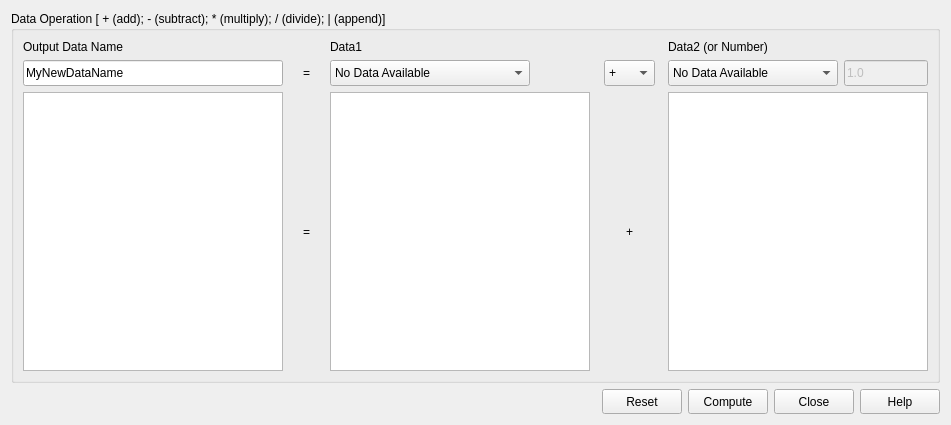
The window that src/sas/qtgui/Calculators/UI/DataOperationUtilityUI.ui (SasView/sasview) describes before a commit, drawn with Qt 5.
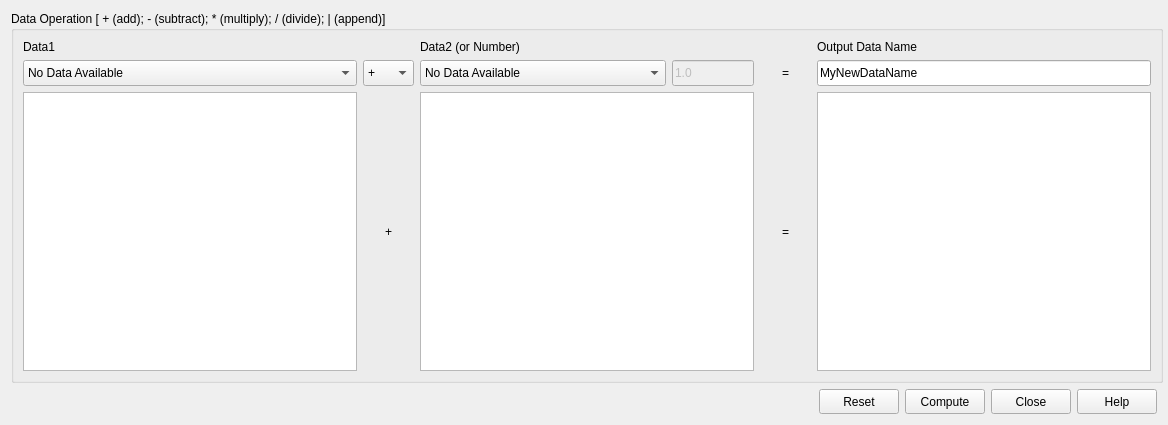
The same window after the commit. Icons and pictures are not drawn.

Commit message: Make the data operation window resizable and update documentation

The edit to the form file:
```diff
--- a/src/sas/qtgui/Calculators/UI/DataOperationUtilityUI.ui
+++ b/src/sas/qtgui/Calculators/UI/DataOperationUtilityUI.ui
@@ -6,25 +6,25 @@
    <rect>
     <x>0</x>
     <y>0</y>
-    <width>951</width>
+    <width>1168</width>
     <height>425</height>
    </rect>
   </property>
   <property name="sizePolicy">
-   <sizepolicy hsizetype="Fixed" vsizetype="Fixed">
+   <sizepolicy hsizetype="Minimum" vsizetype="Minimum">
     <horstretch>0</horstretch>
     <verstretch>0</verstretch>
    </sizepolicy>
   </property>
   <property name="minimumSize">
    <size>
-    <width>951</width>
+    <width>1168</width>
     <height>425</height>
    </size>
   </property>
   <property name="maximumSize">
    <size>
-    <width>951</width>
+    <width>2000</width>
     <height>425</height>
    </size>
   </property>
@@ -39,20 +39,20 @@
    <item row="0" column="0">
     <widget class="QGroupBox" name="groupBox">
      <property name="sizePolicy">
-      <sizepolicy hsizetype="MinimumExpanding" vsizetype="MinimumExpanding">
+      <sizepolicy hsizetype="MinimumExpanding" vsizetype="Fixed">
        <horstretch>0</horstretch>
        <verstretch>0</verstretch>
       </sizepolicy>
      </property>
      <property name="minimumSize">
       <size>
-       <width>870</width>
+       <width>1150</width>
        <height>361</height>
       </size>
      </property>
      <property name="maximumSize">
       <size>
-       <width>950</width>
+       <width>1999</width>
        <height>400</height>
       </size>
      </property>
@@ -60,269 +60,15 @@
       <string>Data Operation [ + (add); - (subtract); * (multiply); / (divide); | (append)]</string>
      </property>
      <layout class="QGridLayout" name="gridLayout_2">
-      <item row="0" column="0">
-       <layout class="QGridLayout" name="gridLayout">
-        <item row="0" column="0">
-         <widget class="QLabel" name="lblOutputDataName">
-          <property name="text">
-           <string>Output Data Name</string>
-          </property>
-         </widget>
-        </item>
-        <item row="0" column="8">
-         <widget class="QLabel" name="lblData2OrNumber">
-          <property name="text">
-           <string>Data2 (or Number)</string>
-          </property>
-         </widget>
-        </item>
-        <item row="3" column="2">
-         <widget class="QLabel" name="lblBigEqual">
-          <property name="minimumSize">
-           <size>
-            <width>21</width>
-            <height>21</height>
-           </size>
-          </property>
-          <property name="text">
-           <string>=</string>
-          </property>
-          <property name="alignment">
-           <set>Qt::AlignCenter</set>
-          </property>
-         </widget>
-        </item>
-        <item row="3" column="7">
-         <spacer name="horizontalSpacer_5">
-          <property name="orientation">
-           <enum>Qt::Horizontal</enum>
-          </property>
-          <property name="sizeHint" stdset="0">
-           <size>
-            <width>40</width>
-            <height>20</height>
-           </size>
-          </property>
-         </spacer>
-        </item>
-        <item row="3" column="0">
-         <widget class="QGraphicsView" name="graphOutput">
-          <property name="minimumSize">
-           <size>
-            <width>260</width>
-            <height>260</height>
-           </size>
-          </property>
-          <property name="maximumSize">
-           <size>
-            <width>300</width>
-            <height>300</height>
-           </size>
-          </property>
-          <property name="focusPolicy">
-           <enum>Qt::NoFocus</enum>
-          </property>
-         </widget>
-        </item>
-        <item row="1" column="4">
-         <widget class="QComboBox" name="cbData1">
-          <property name="minimumSize">
-           <size>
-            <width>170</width>
-            <height>26</height>
-           </size>
-          </property>
-          <property name="maximumSize">
-           <size>
-            <width>200</width>
-            <height>30</height>
-           </size>
-          </property>
-          <property name="baseSize">
-           <size>
-            <width>0</width>
-            <height>26</height>
-           </size>
-          </property>
-          <property name="editable">
-           <bool>false</bool>
-          </property>
-          <item>
-           <property name="text">
-            <string>No Data Available</string>
-           </property>
-          </item>
-         </widget>
-        </item>
-        <item row="3" column="5">
-         <spacer name="horizontalSpacer_3">
-          <property name="orientation">
-           <enum>Qt::Horizontal</enum>
-          </property>
-          <property name="sizeHint" stdset="0">
-           <size>
-            <width>40</width>
-            <height>20</height>
-           </size>
-          </property>
-         </spacer>
-        </item>
-        <item row="3" column="3">
-         <spacer name="horizontalSpacer_4">
-          <property name="orientation">
-           <enum>Qt::Horizontal</enum>
-          </property>
-          <property name="sizeHint" stdset="0">
-           <size>
-            <width>40</width>
-            <height>20</height>
-           </size>
-          </property>
-         </spacer>
-        </item>
-        <item row="0" column="4">
-         <widget class="QLabel" name="lblData1">
-          <property name="text">
-           <string>Data1</string>
-          </property>
-         </widget>
-        </item>
-        <item row="1" column="0">
-         <widget class="QLineEdit" name="txtOutputData">
-          <property name="minimumSize">
-           <size>
-            <width>260</width>
-            <height>21</height>
-           </size>
-          </property>
-          <property name="maximumSize">
-           <size>
-            <width>300</width>
-            <height>30</height>
-           </size>
-          </property>
-          <property name="text">
-           <string>MyNewDataName</string>
-          </property>
-         </widget>
-        </item>
-        <item row="3" column="4">
-         <widget class="QGraphicsView" name="graphData1">
-          <property name="minimumSize">
-           <size>
-            <width>260</width>
-            <height>260</height>
-           </size>
-          </property>
-          <property name="maximumSize">
-           <size>
-            <width>300</width>
-            <height>300</height>
-           </size>
-          </property>
-          <property name="focusPolicy">
-           <enum>Qt::NoFocus</enum>
-          </property>
-         </widget>
-        </item>
-        <item row="3" column="1">
-         <spacer name="horizontalSpacer_2">
-          <property name="orientation">
-           <enum>Qt::Horizontal</enum>
-          </property>
-          <property name="sizeHint" stdset="0">
-           <size>
-            <width>40</width>
-            <height>20</height>
-           </size>
-          </property>
-         </spacer>
-        </item>
-        <item row="1" column="2">
-         <widget class="QLabel" name="lblEqual">
-          <property name="minimumSize">
-           <size>
-            <width>21</width>
-            <height>21</height>
-           </size>
-          </property>
-          <property name="text">
-           <string>=</string>
-          </property>
-          <property name="alignment">
-           <set>Qt::AlignCenter</set>
-          </property>
-         </widget>
-        </item>
-        <item row="1" column="9">
-         <widget class="QLineEdit" name="txtNumber">
-          <property name="enabled">
-           <bool>false</bool>
-          </property>
-          <property name="minimumSize">
-           <size>
-            <width>50</width>
-            <height>21</height>
-           </size>
-          </property>
-          <property name="maximumSize">
-           <size>
-            <width>150</width>
-            <height>30</height>
-           </size>
-          </property>
-          <property name="toolTip">
-           <string>If no Data2 loaded, enter a number to be applied to Data1 using the operator</string>
-          </property>
-          <property name="text">
-           <string>1.0</string>
-          </property>
-         </widget>
-        </item>
-        <item row="3" column="6">
-         <widget class="QLabel" name="lblOperatorApplied">
-          <property name="minimumSize">
-           <size>
-            <width>21</width>
-            <height>21</height>
-           </size>
-          </property>
-          <property name="text">
-           <string>+</string>
-          </property>
-          <property name="alignment">
-           <set>Qt::AlignCenter</set>
-          </property>
-          <property name="textInteractionFlags">
-           <set>Qt::LinksAccessibleByMouse|Qt::TextEditable</set>
-          </property>
-         </widget>
-        </item>
-        <item row="1" column="8">
-         <widget class="QComboBox" name="cbData2">
-          <property name="minimumSize">
-           <size>
-            <width>170</width>
-            <height>26</height>
-           </size>
-          </property>
-          <property name="maximumSize">
-           <size>
-            <width>200</width>
-            <height>30</height>
-           </size>
-          </property>
-          <property name="editable">
-           <bool>false</bool>
-          </property>
-          <item>
-           <property name="text">
-            <string>No Data Available</string>
-           </property>
-          </item>
-         </widget>
-        </item>
-        <item row="1" column="6">
+      <property name="sizeConstraint">
+       <enum>QLayout::SetMinimumSize</enum>
+      </property>
+      <item row="1" column="0">
+       <layout class="QGridLayout" name="gridLayout" columnstretch="0,0,0,0,0,0,0">
+        <property name="horizontalSpacing">
+         <number>6</number>
+        </property>
+        <item row="2" column="2">
          <widget class="QComboBox" name="cbOperator">
           <property name="minimumSize">
            <size>
@@ -370,17 +116,218 @@
           </item>
          </widget>
         </item>
-        <item row="3" column="8" colspan="2">
+        <item row="0" column="1">
+         <widget class="QLabel" name="lblData1">
+          <property name="text">
+           <string>Data1</string>
+          </property>
+         </widget>
+        </item>
+        <item row="4" column="5">
+         <widget class="QLabel" name="lblBigEqual">
+          <property name="minimumSize">
+           <size>
+            <width>51</width>
+            <height>21</height>
+           </size>
+          </property>
+          <property name="text">
+           <string>=</string>
+          </property>
+          <property name="alignment">
+           <set>Qt::AlignCenter</set>
+          </property>
+         </widget>
+        </item>
+        <item row="4" column="2">
+         <widget class="QLabel" name="lblOperatorApplied">
+          <property name="minimumSize">
+           <size>
+            <width>21</width>
+            <height>21</height>
+           </size>
+          </property>
+          <property name="text">
+           <string>+</string>
+          </property>
+          <property name="alignment">
+           <set>Qt::AlignCenter</set>
+          </property>
+          <property name="textInteractionFlags">
+           <set>Qt::LinksAccessibleByMouse|Qt::TextEditable</set>
+          </property>
+         </widget>
+        </item>
+        <item row="2" column="5">
+         <widget class="QLabel" name="lblEqual">
+          <property name="minimumSize">
+           <size>
+            <width>21</width>
+            <height>21</height>
+           </size>
+          </property>
+          <property name="text">
+           <string>=</string>
+          </property>
+          <property name="alignment">
+           <set>Qt::AlignCenter</set>
+          </property>
+         </widget>
+        </item>
+        <item row="0" column="3">
+         <widget class="QLabel" name="lblData2OrNumber">
+          <property name="text">
+           <string>Data2 (or Number)</string>
+          </property>
+         </widget>
+        </item>
+        <item row="0" column="6">
+         <widget class="QLabel" name="lblOutputDataName">
+          <property name="text">
+           <string>Output Data Name</string>
+          </property>
+         </widget>
+        </item>
+        <item row="2" column="6">
+         <widget class="QLineEdit" name="txtOutputData">
+          <property name="sizePolicy">
+           <sizepolicy hsizetype="MinimumExpanding" vsizetype="Fixed">
+            <horstretch>0</horstretch>
+            <verstretch>0</verstretch>
+           </sizepolicy>
+          </property>
+          <property name="minimumSize">
+           <size>
+            <width>260</width>
+            <height>21</height>
+           </size>
+          </property>
+          <property name="maximumSize">
+           <size>
+            <width>1000</width>
+            <height>30</height>
+           </size>
+          </property>
+          <property name="text">
+           <string>MyNewDataName</string>
+          </property>
+         </widget>
+        </item>
+        <item row="4" column="6">
+         <widget class="QGraphicsView" name="graphOutput">
+          <property name="sizePolicy">
+           <sizepolicy hsizetype="MinimumExpanding" vsizetype="Expanding">
+            <horstretch>0</horstretch>
+            <verstretch>0</verstretch>
+           </sizepolicy>
+          </property>
+          <property name="minimumSize">
+           <size>
+            <width>334</width>
+            <height>260</height>
+           </size>
+          </property>
+          <property name="maximumSize">
+           <size>
+            <width>1000</width>
+            <height>300</height>
+           </size>
+          </property>
+          <property name="focusPolicy">
+           <enum>Qt::NoFocus</enum>
+          </property>
+          <property name="frameShape">
+           <enum>QFrame::StyledPanel</enum>
+          </property>
+          <property name="resizeAnchor">
+           <enum>QGraphicsView::AnchorViewCenter</enum>
+          </property>
+         </widget>
+        </item>
+        <item row="4" column="1">
+         <widget class="QGraphicsView" name="graphData1">
+          <property name="sizePolicy">
+           <sizepolicy hsizetype="MinimumExpanding" vsizetype="Expanding">
+            <horstretch>0</horstretch>
+            <verstretch>0</verstretch>
+           </sizepolicy>
+          </property>
+          <property name="minimumSize">
+           <size>
+            <width>334</width>
+            <height>260</height>
+           </size>
+          </property>
+          <property name="maximumSize">
+           <size>
+            <width>1000</width>
+            <height>300</height>
+           </size>
+          </property>
+          <property name="focusPolicy">
+           <enum>Qt::NoFocus</enum>
+          </property>
+         </widget>
+        </item>
+        <item row="2" column="1">
+         <widget class="QComboBox" name="cbData1">
+          <property name="sizePolicy">
+           <sizepolicy hsizetype="MinimumExpanding" vsizetype="Fixed">
+            <horstretch>0</horstretch>
+            <verstretch>0</verstretch>
+           </sizepolicy>
+          </property>
+          <property name="minimumSize">
+           <size>
+            <width>170</width>
+            <height>26</height>
+           </size>
+          </property>
+          <property name="maximumSize">
+           <size>
+            <width>1000</width>
+            <height>30</height>
+           </size>
+          </property>
+          <property name="sizeIncrement">
+           <size>
+            <width>1</width>
+            <height>0</height>
+           </size>
+          </property>
+          <property name="baseSize">
+           <size>
+            <width>0</width>
+            <height>26</height>
+           </size>
+          </property>
+          <property name="editable">
+           <bool>false</bool>
+          </property>
+          <item>
+           <property name="text">
+            <string>No Data Available</string>
+           </property>
+          </item>
+         </widget>
+        </item>
+        <item row="4" column="3">
          <widget class="QGraphicsView" name="graphData2">
+          <property name="sizePolicy">
+           <sizepolicy hsizetype="MinimumExpanding" vsizetype="Expanding">
+            <horstretch>0</horstretch>
+            <verstretch>0</verstretch>
+           </sizepolicy>
+          </property>
           <property name="minimumSize">
            <size>
-            <width>260</width>
+            <width>334</width>
             <height>260</height>
            </size>
           </property>
           <property name="maximumSize">
            <size>
-            <width>300</width>
+            <width>1000</width>
             <height>300</height>
            </size>
           </property>
@@ -389,6 +336,83 @@
           </property>
          </widget>
         </item>
+        <item row="2" column="3">
+         <layout class="QHBoxLayout" name="horizontalLayout_2" stretch="3,1">
+          <property name="spacing">
+           <number>6</number>
+          </property>
+          <property name="sizeConstraint">
+           <enum>QLayout::SetDefaultConstraint</enum>
+          </property>
+          <item>
+           <widget class="QComboBox" name="cbData2">
+            <property name="sizePolicy">
+             <sizepolicy hsizetype="MinimumExpanding" vsizetype="Fixed">
+              <horstretch>0</horstretch>
+              <verstretch>0</verstretch>
+             </sizepolicy>
+            </property>
+            <property name="minimumSize">
+             <size>
+              <width>190</width>
+              <height>26</height>
+             </size>
+            </property>
+            <property name="maximumSize">
+             <size>
+              <width>1000</width>
+              <height>30</height>
+             </size>
+            </property>
+            <property name="sizeIncrement">
+             <size>
+              <width>1</width>
+              <height>1</height>
+             </size>
+            </property>
+            <property name="editable">
+             <bool>false</bool>
+            </property>
+            <item>
+             <property name="text">
+              <string>No Data Available</string>
+             </property>
+            </item>
+           </widget>
+          </item>
+          <item>
+           <widget class="QLineEdit" name="txtNumber">
+            <property name="enabled">
+             <bool>false</bool>
+            </property>
+            <property name="sizePolicy">
+             <sizepolicy hsizetype="MinimumExpanding" vsizetype="Fixed">
+              <horstretch>0</horstretch>
+              <verstretch>0</verstretch>
+             </sizepolicy>
+            </property>
+            <property name="minimumSize">
+             <size>
+              <width>63</width>
+              <height>21</height>
+             </size>
+            </property>
+            <property name="maximumSize">
+             <size>
+              <width>200</width>
+              <height>26</height>
+             </size>
+            </property>
+            <property name="toolTip">
+             <string>If no Data2 loaded, enter a number to be applied to Data1 using the operator</string>
+            </property>
+            <property name="text">
+             <string>1.0</string>
+            </property>
+           </widget>
+          </item>
+         </layout>
+        </item>
        </layout>
       </item>
      </layout>
```
Left out of the diff: 188 changed lines with no effect on the pictures. The commit also changes 3 other files.
